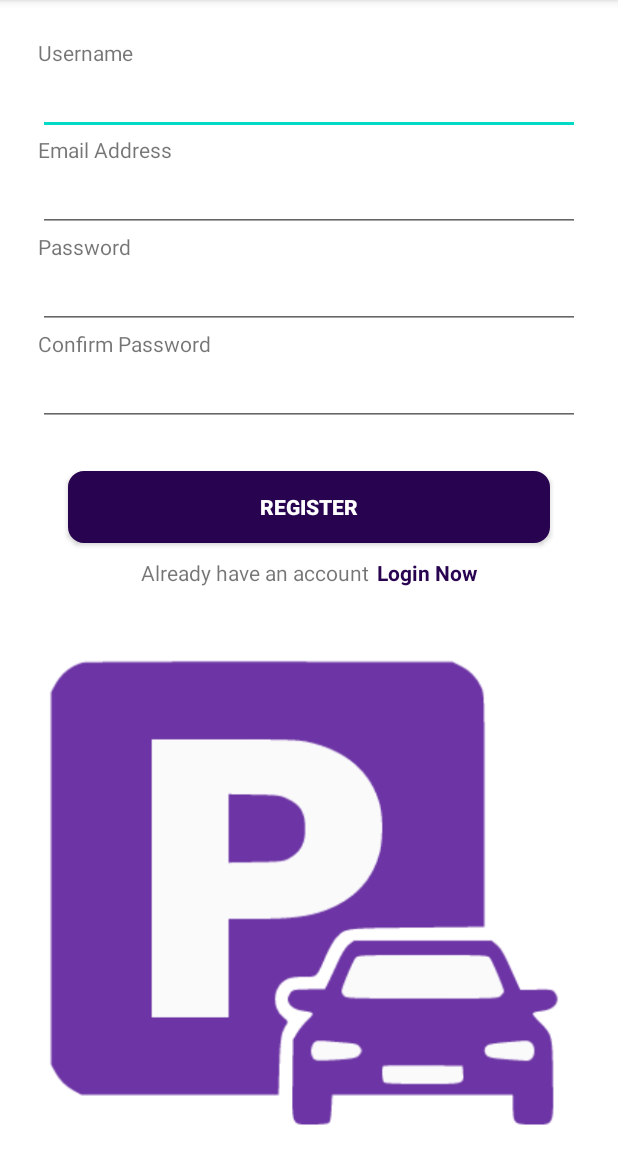
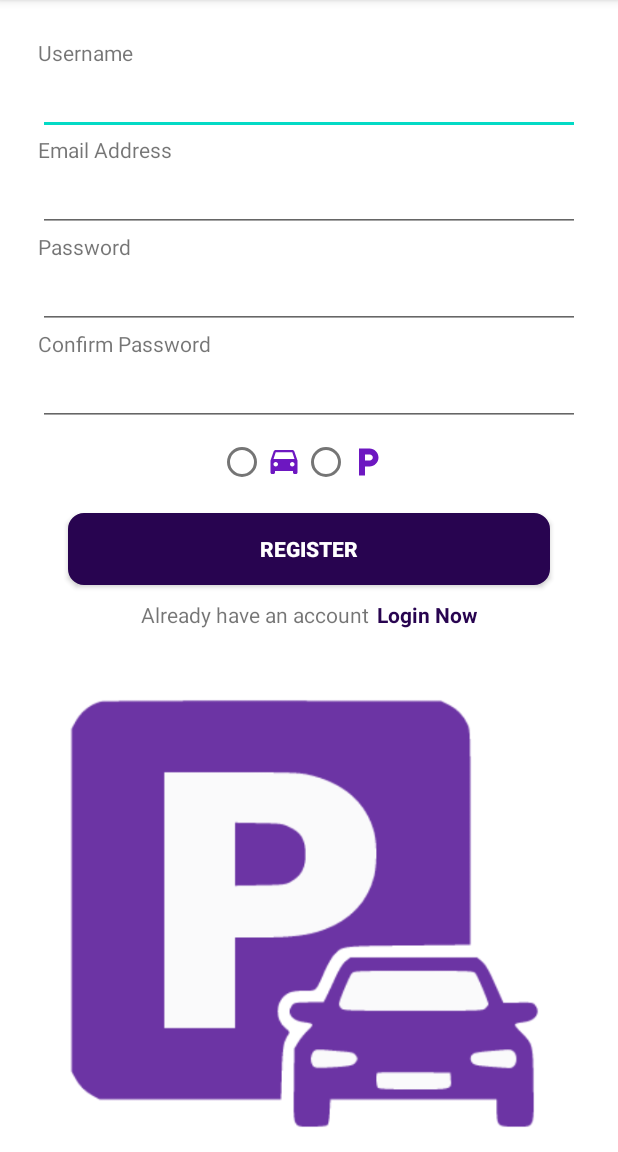
Before and after one commit to Ravindu96Abesinghe/ParkingMapper, an Android app: the CreateLogin screen opened directly, with no data from a screen before it, on a phone screen of 412 x 824 dp, the part 84-1236 px from its top. Run offline under Robolectric (Android 15) with nearby library versions, the phone set to English and light mode, and no system bars; our stand-ins replace Firebase (no records; nobody signed in at launch, a user with empty details on screens opened directly).

Commit message:
Login & Registation / vehicle_menu & parking menu done

```diff
--- a/app/build.gradle
+++ b/app/build.gradle
@@ -1,6 +1,7 @@
 plugins {
     id 'com.android.application'
     id 'com.google.gms.google-services'
+    id 'com.google.android.libraries.mapsplatform.secrets-gradle-plugin'
 }
 
 android {
@@ -39,7 +40,11 @@ dependencies {
     implementation 'com.google.android.material:material:1.7.0'
     implementation 'androidx.constraintlayout:constraintlayout:2.1.4'
     implementation 'com.google.firebase:firebase-database:20.1.0'
+    implementation 'com.google.android.gms:play-services-maps:18.0.2'
     testImplementation 'junit:junit:4.13.2'
     androidTestImplementation 'androidx.test.ext:junit:1.1.5'
     androidTestImplementation 'androidx.test.espresso:espresso-core:3.5.1'
+    implementation platform('com.google.firebase:firebase-bom:31.5.0')
+    implementation 'com.google.firebase:firebase-analytics'
+    implementation 'com.google.firebase:firebase-database'
 }
--- a/app/src/main/java/com/example/myapplication/CreateLogin.java
+++ b/app/src/main/java/com/example/myapplication/CreateLogin.java
@@ -6,6 +6,7 @@ import android.os.Bundle;
 import android.view.View;
 import android.widget.Button;
 import android.widget.EditText;
+import android.widget.RadioButton;
 import android.widget.TextView;
 import android.widget.Toast;
 
@@ -21,8 +22,8 @@ public class CreateLogin extends AppCompatActivity {
 
 //    DatabaseReference databaseReference;
 
-    // create object of DatabaseReference class to access firebase's Realtime Database
-    DatabaseReference databaseReference = FirebaseDatabase.getInstance().getReferenceFromUrl("https://parking-mapper-default-rtdb.firebaseio.com/");
+    //create object of DatabaseReference class to access firebase's Realtime Database
+    DatabaseReference databaseReference = FirebaseDatabase.getInstance().getReferenceFromUrl("https://parkingmapper-680fd-default-rtdb.firebaseio.com");
 
 
     @Override
@@ -37,6 +38,8 @@ public class CreateLogin extends AppCompatActivity {
 
         final Button btnRegister = (Button) findViewById(R.id.btnRegister);
         final TextView txtLoginNow = (TextView) findViewById(R.id.txtLoginNow);
+        final RadioButton rdbVehicle = (RadioButton)  findViewById(R.id.radio_vehicle);
+        final RadioButton rdbParking = (RadioButton)  findViewById(R.id.radio_parking);
 
          btnRegister.setOnClickListener(new View.OnClickListener() {
             @Override
@@ -47,6 +50,9 @@ public class CreateLogin extends AppCompatActivity {
                 final String emailtxt = txtEmail.getText().toString();
                 final String passwordtxt = txtPassword.getText().toString();
                 final String confirmpasswordtxt = txtConfirmPassword.getText().toString();
+
+                final String vehicle = rdbVehicle.getText().toString();
+                final String parking = rdbParking.getText().toString();
 
                 // creat if user fill all the fields before sending data to firebase
                 if (usernametxt.isEmpty() || emailtxt.isEmpty() || passwordtxt.isEmpty() || confirmpasswordtxt.isEmpty()) {
@@ -66,12 +72,23 @@ public class CreateLogin extends AppCompatActivity {
                             // check if user is not registerd before
                             if (snapshot.hasChild(usernametxt)) {
                                 Toast.makeText(CreateLogin.this, "User is alresdy registered", Toast.LENGTH_SHORT).show();
+
+//                            }else if (snapshot.hasChild(emailtxt)) {
+//                                Toast.makeText(CreateLogin.this, "Email is alresdy registered", Toast.LENGTH_SHORT).show();
+
                             } else {
                                 // sending data to firebase Realtime Database.
                                 // we are using username as unique of every user.
                                 // so all the other details of user comes to under username
-                                databaseReference.child("User").child(usernametxt).child("email").setValue(usernametxt);
+                                databaseReference.child("User").child(usernametxt).child("username").setValue(usernametxt);
                                 databaseReference.child("User").child(usernametxt).child("password").setValue(passwordtxt);
+                                databaseReference.child("User").child(usernametxt).child("email").setValue(emailtxt);
+
+                                if (rdbVehicle.isChecked()){
+                                    databaseReference.child("User").child(usernametxt).child("type").setValue("vehicle");
+                                }else {
+                                    databaseReference.child("User").child(usernametxt).child("type").setValue("parking");
+                                }
 
                                 // show a success message then finish the activity
                                 Toast.makeText(CreateLogin.this, "User registered successfully.", Toast.LENGTH_SHORT).show();
--- /dev/null
+++ b/app/src/main/res/drawable/ic_baseline_drive_eta_24.xml
@@ -0,0 +1,5 @@
+<vector android:height="24dp" android:tint="#6D17C1"
+    android:viewportHeight="24" android:viewportWidth="24"
+    android:width="24dp" xmlns:android="http://schemas.android.com/apk/res/android">
+    <path android:fillColor="@android:color/white" android:pathData="M18.92,5.01C18.72,4.42 18.16,4 17.5,4h-11c-0.66,0 -1.21,0.42 -1.42,1.01L3,11v8c0,0.55 0.45,1 1,1h1c0.55,0 1,-0.45 1,-1v-1h12v1c0,0.55 0.45,1 1,1h1c0.55,0 1,-0.45 1,-1v-8l-2.08,-5.99zM6.5,15c-0.83,0 -1.5,-0.67 -1.5,-1.5S5.67,12 6.5,12s1.5,0.67 1.5,1.5S7.33,15 6.5,15zM17.5,15c-0.83,0 -1.5,-0.67 -1.5,-1.5s0.67,-1.5 1.5,-1.5 1.5,0.67 1.5,1.5 -0.67,1.5 -1.5,1.5zM5,10l1.5,-4.5h11L19,10L5,10z"/>
+</vector>
--- /dev/null
+++ b/app/src/main/res/drawable/ic_baseline_local_parking_24.xml
@@ -0,0 +1,5 @@
+<vector android:height="24dp" android:tint="#6D17C1"
+    android:viewportHeight="24" android:viewportWidth="24"
+    android:width="24dp" xmlns:android="http://schemas.android.com/apk/res/android">
+    <path android:fillColor="@android:color/white" android:pathData="M13,3L6,3v18h4v-6h3c3.31,0 6,-2.69 6,-6s-2.69,-6 -6,-6zM13.2,11L10,11L10,7h3.2c1.1,0 2,0.9 2,2s-0.9,2 -2,2z"/>
+</vector>
--- a/app/src/main/res/layout/activity_create_login.xml
+++ b/app/src/main/res/layout/activity_create_login.xml
@@ -71,6 +71,25 @@
 
     </EditText>
 
+    <RadioGroup
+        android:layout_width="match_parent"
+        android:layout_height="wrap_content"
+        android:orientation="horizontal"
+        android:layout_gravity="center_horizontal"
+        android:layout_marginLeft="80dp"
+        >
+        <RadioButton android:id="@+id/radio_vehicle"
+            android:layout_width="wrap_content"
+            android:layout_height="wrap_content"
+            android:drawableLeft="@drawable/ic_baseline_drive_eta_24"
+            />
+        <RadioButton android:id="@+id/radio_parking"
+            android:layout_width="wrap_content"
+            android:layout_height="wrap_content"
+            android:drawableLeft="@drawable/ic_baseline_local_parking_24"
+            />
+    </RadioGroup>
+
     <androidx.appcompat.widget.AppCompatButton
         android:layout_width="match_parent"
         android:layout_height="wrap_content"
@@ -81,7 +100,7 @@
         android:background="@drawable/custom_button"
         android:layout_marginStart="20dp"
         android:layout_marginEnd="20dp"
-        android:layout_marginTop="30dp">
+        android:layout_marginTop="10dp">
 
     </androidx.appcompat.widget.AppCompatButton>
 
--- a/app/src/main/res/layout/activity_main.xml
+++ b/app/src/main/res/layout/activity_main.xml
@@ -28,7 +28,7 @@
     android:layout_width="match_parent"
     android:layout_height="wrap_content"
     android:id="@+id/txtUsername"
-    android:hint="E-mail"
+    android:hint="User Name"
     android:layout_marginTop="20dp"
     android:maxLines="1"
     android:layout_marginStart="20dp"
--- a/app/src/main/res/values/strings.xml
+++ b/app/src/main/res/values/strings.xml
@@ -1,3 +1,4 @@
 <resources>
     <string name="app_name">Parking Mapper</string>
+    <string name="title_activity_maps">MapsActivity</string>
 </resources>
--- a/build.gradle
+++ b/build.gradle
@@ -1,9 +1,11 @@
 buildscript {
     dependencies {
         classpath 'com.google.gms:google-services:4.3.10'
+        classpath 'com.google.gms:google-services:4.3.15'
     }
 }// Top-level build file where you can add configuration options common to all sub-projects/modules.
 plugins {
     id 'com.android.application' version '7.3.1' apply false
     id 'com.android.library' version '7.3.1' apply false
+    id 'com.google.android.libraries.mapsplatform.secrets-gradle-plugin' version '2.0.1' apply false
 }
```
Also changed, not shown: app/src/main/AndroidManifest.xml (+22 -0 lines), app/src/main/java/com/example/myapplication/MainActivity.java (+28 -35 lines), app/src/main/java/com/example/myapplication/ParkingMenu.java (added, +14 -0 lines), app/src/main/java/com/example/myapplication/User.java (+7 -7 lines), app/src/main/res/layout/activity_parking_menu.xml (added, +96 -0 lines), 1 other file.
